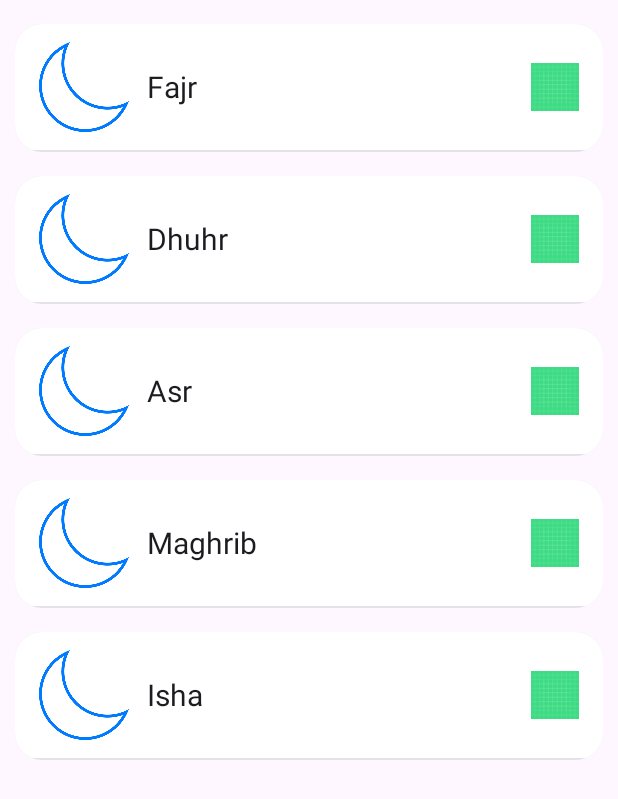
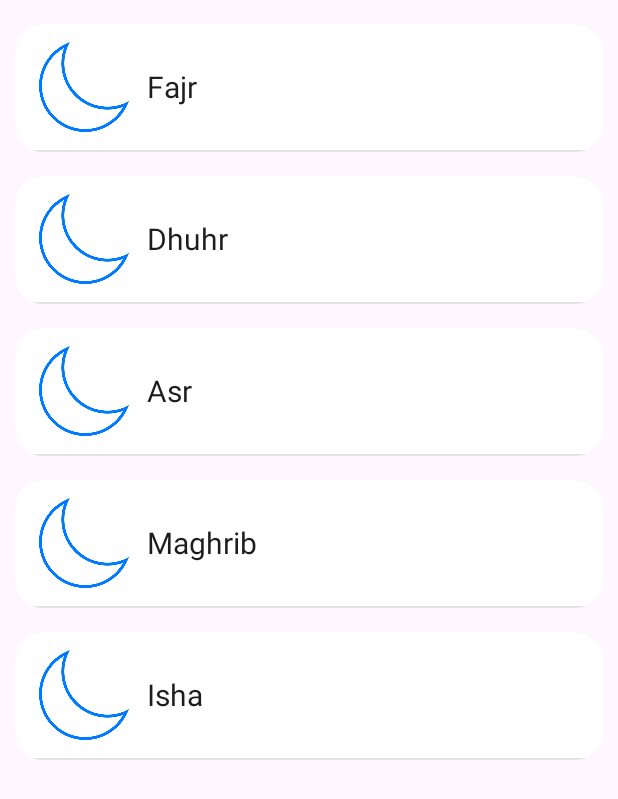
Before and after one commit to talhashakeel8981/Salahsync, an Android app built with Jetpack Compose: the composable PrayerList called with sample values from the repository, on a phone screen of 412 x 824 dp. Shown: the top 799 px of the screen. Run offline under Robolectric (Android 15) with nearby library versions, the light colour scheme and no system bars; 3 statements that could not run were skipped.

Commit message:
fixed prayer status placeholder on prayer screen

```diff
--- a/app/src/main/java/com/example/salahsync/ui/Screens/PrayerEntry.kt
+++ b/app/src/main/java/com/example/salahsync/ui/Screens/PrayerEntry.kt
@@ -87,13 +87,23 @@
                         modifier = Modifier.weight(1f),
                         fontSize = 20.sp
                     )
-                    val statusIcon = statusImages[prayer.name] ?: R.drawable.ic_launcher_background // Updated: Now uses dynamic statusImages map, so selected status (e.g., R.drawable.notprayed for "Fajr") shows correctly after save; fallback only if no data.
+                    val statusIcon = statusImages[prayer.name]
+
+                    if (statusIcon != null) {
                         Image(
                             painter = painterResource(id = statusIcon),
                             contentDescription = "Prayer Status",
                             contentScale = ContentScale.Fit,
                             modifier = Modifier.size(32.dp)
                         )
+                    } else {
+                        // Keeps size but stays transparent
+                        Box(
+                            modifier = Modifier
+                                .size(32.dp)
+                                .background(Color.Transparent)
+                        )
+                    }
                 }
             }
         }
```
Lines whose indentation alone changed are shown as unchanged.
